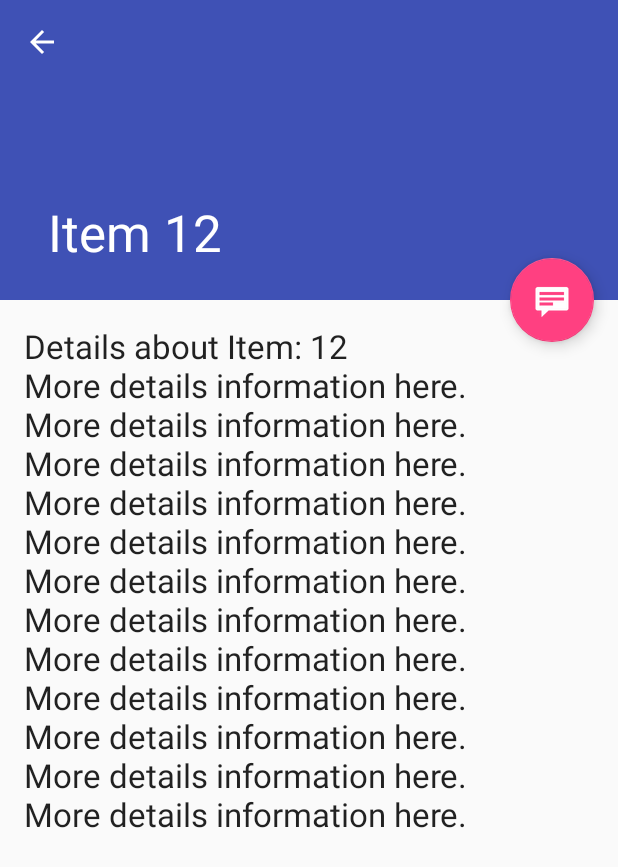
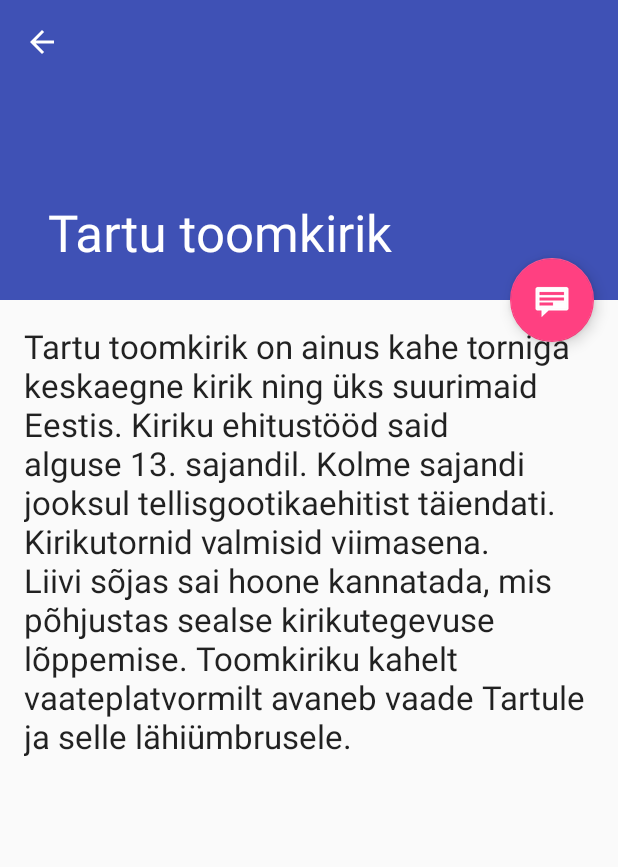
Before and after one commit to e1004/sights, an Android app: the screen it shows after launch (ItemDetailActivity), after a tap on "12", on a phone screen of 412 x 824 dp. Shown: the top 867 px of the screen. Run offline under Robolectric (Android 15) with nearby library versions, the phone set to English and light mode, and no system bars.

Commit message:
Andmed strings.xml failist
.... toomkiriku näitel

```diff
--- a/app/src/main/java/example/com/sights/ItemDetailFragment.java
+++ b/app/src/main/java/example/com/sights/ItemDetailFragment.java
@@ -49,7 +49,7 @@ public class ItemDetailFragment extends Fragment {
             Activity activity = this.getActivity();
             CollapsingToolbarLayout appBarLayout = (CollapsingToolbarLayout) activity.findViewById(R.id.toolbar_layout);
             if (appBarLayout != null) {
-                appBarLayout.setTitle(mItem.content);
+                appBarLayout.setTitle(getString(mItem.content));
             }
         }
     }
--- a/app/src/main/java/example/com/sights/dummy/DummyContent.java
+++ b/app/src/main/java/example/com/sights/dummy/DummyContent.java
@@ -4,6 +4,8 @@ import java.util.ArrayList;
 import java.util.HashMap;
 import java.util.List;
 import java.util.Map;
+
+import example.com.sights.R;
 
 /**
  * Helper class for providing sample content for user interfaces created by
@@ -26,10 +28,9 @@ public class DummyContent {
     private static final int COUNT = 25;
 
     static {
-        // Add some sample items.
-        for (int i = 1; i <= COUNT; i++) {
-            addItem(createDummyItem(i));
-        }
+        DummyItem toomkirik = new DummyItem("12",
+                R.string.toomkirik_pealkiri, R.string.toomkirik_tekst);
+        addItem(toomkirik);
     }
 
     private static void addItem(DummyItem item) {
@@ -37,9 +38,6 @@ public class DummyContent {
         ITEM_MAP.put(item.id, item);
     }
 
-    private static DummyItem createDummyItem(int position) {
-        return new DummyItem(String.valueOf(position), "Item " + position, makeDetails(position));
-    }
 
     private static String makeDetails(int position) {
         StringBuilder builder = new StringBuilder();
@@ -55,18 +53,14 @@ public class DummyContent {
      */
     public static class DummyItem {
         public final String id;
-        public final String content;
-        public final String details;
+        public final int content;
+        public final int details;
 
-        public DummyItem(String id, String content, String details) {
+        public DummyItem(String id, int content, int details) {
             this.id = id;
             this.content = content;
             this.details = details;
         }
 
-        @Override
-        public String toString() {
-            return content;
-        }
     }
 }
--- a/app/src/main/res/values/strings.xml
+++ b/app/src/main/res/values/strings.xml
@@ -1,4 +1,6 @@
 <resources>
     <string name="app_name">Sights</string>
     <string name="title_item_detail">Item Detail</string>
+    <string name="toomkirik_pealkiri">Tartu toomkirik</string>
+    <string name="toomkirik_tekst">Tartu toomkirik on ainus kahe torniga keskaegne kirik ning üks suurimaid Eestis. Kiriku ehitustööd said alguse 13. sajandil. Kolme sajandi jooksul tellisgootikaehitist täiendati. Kirikutornid valmisid viimasena. Liivi sõjas sai hoone kannatada, mis põhjustas sealse kirikutegevuse lõppemise. Toomkiriku kahelt vaateplatvormilt avaneb vaade Tartule ja selle lähiümbrusele.</string>
 </resources>
```
Also changed, not shown: 1 other file.
